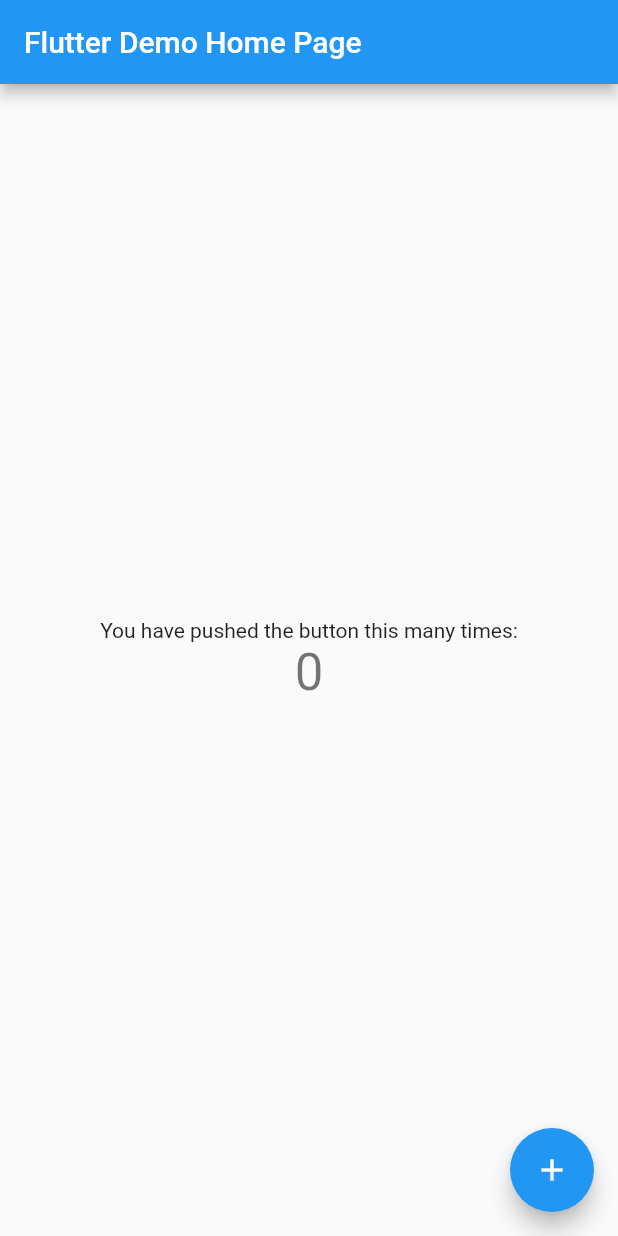
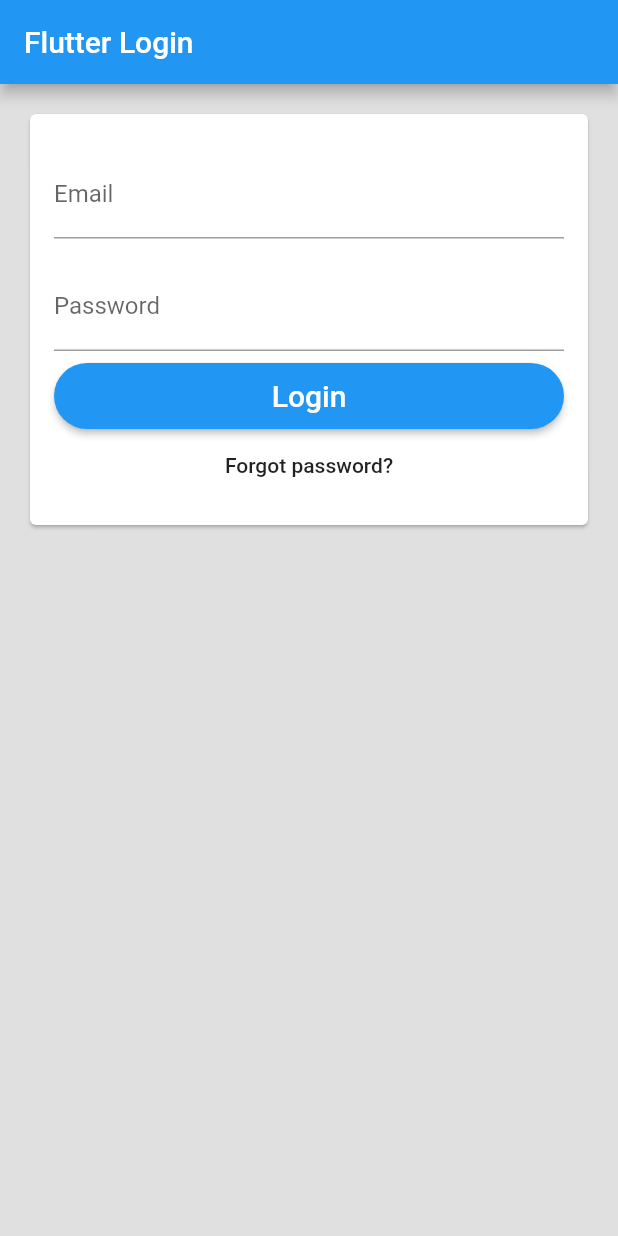
Before and after one commit to ViernesInformaticaTeam/MiniGroups, a Flutter app: the screen it shows after launch, on a phone screen of 412 x 824 dp. Run offline on Flutter 3.47's test engine with Material 2 defaults, Android fonts, the phone set to English and light mode, and no system bars; our stand-ins replace firebase_auth; accounts and stored records are empty.

Commit message:
Añadimos la funcion de login

```diff
--- /dev/null
+++ b/mini_teams/lib/login/auth.dart
@@ -0,0 +1,36 @@
+import 'dart:async';
+import 'package:firebase_auth/firebase_auth.dart';
+
+abstract class BaseAuth {
+
+  Future<String> currentUser();
+  Future<String> signIn(String email, String password);
+  Future<String> createUser(String email, String password);
+  Future<void> signOut();
+}
+
+class Auth implements BaseAuth {
+  final FirebaseAuth _firebaseAuth = FirebaseAuth.instance;
+
+  Future<String> signIn(String email, String password) async {
+    AuthResult result = await _firebaseAuth.signInWithEmailAndPassword(email: email, password: password);
+    FirebaseUser user = result.user;
+    return user.uid;
+  }
+
+  Future<String> createUser(String email, String password) async {
+    AuthResult result = await _firebaseAuth.createUserWithEmailAndPassword(email: email, password: password);
+    FirebaseUser user = result.user;
+    return user.uid;
+  }
+
+  Future<String> currentUser() async {
+    FirebaseUser user = await _firebaseAuth.currentUser();
+    return user != null ? user.uid : null;
+  }
+
+  Future<void> signOut() async {
+    return _firebaseAuth.signOut();
+  }
+
+}
--- /dev/null
+++ b/mini_teams/lib/login/login_page.dart
@@ -0,0 +1,140 @@
+import 'package:flutter/material.dart';
+import 'auth.dart';
+import 'primary_button.dart';
+
+class LoginPage extends StatefulWidget {
+  LoginPage({Key key, this.title, this.auth, this.onSignIn}) : super(key: key);
+
+  final String title;
+  final BaseAuth auth;
+  final VoidCallback onSignIn;
+
+  @override
+  _LoginPageState createState() => new _LoginPageState();
+}
+
+enum FormType { login, register }
+
+class _LoginPageState extends State<LoginPage> {
+  static final formKey = new GlobalKey<FormState>();
+
+  String _email;
+  String _password;
+  FormType _formType = FormType.login;
+  String _authHint = '';
+
+  bool validateAndSave() {
+    final form = formKey.currentState;
+    if (form.validate()) {
+      form.save();
+      return true;
+    }
+    return false;
+  }
+
+  void validateAndSubmit() async {
+    if (validateAndSave()) {
+      try {
+        String userId = _formType == FormType.login
+            ? await widget.auth.signIn(_email, _password)
+            : await widget.auth.createUser(_email, _password);
+        setState(() {
+          _authHint = 'Signed In\n\nUser id: $userId';
+        });
+        widget.onSignIn();
+      } catch (e) {
+        setState(() {
+          _authHint = 'Sign In Error\n\n${e.toString()}';
+        });
+        print(e);
+      }
+    } else {
+      setState(() {
+        _authHint = '';
+      });
+    }
+  }
+
+  List<Widget> usernameAndPassword() {
+    return [
+      padded(
+          child: new TextFormField(
+        key: new Key('email'),
+        decoration: new InputDecoration(labelText: 'Email'),
+        autocorrect: false,
+        validator: (val) => val.isEmpty ? 'Email can\'t be empty.' : null,
+        onSaved: (val) => _email = val,
+      )),
+      padded(
+          child: new TextFormField(
+        key: new Key('password'),
+        decoration: new InputDecoration(labelText: 'Password'),
+        obscureText: true,
+        autocorrect: false,
+        validator: (val) => val.isEmpty ? 'Password can\'t be empty.' : null,
+        onSaved: (val) => _password = val,
+      )),
+    ];
+  }
+
+  List<Widget> forgotPassword() {
+    return [
+      new PrimaryButton(
+          key: new Key('login'),
+          text: 'Login',
+          height: 44.0,
+          onPressed: validateAndSubmit),
+      new FlatButton(
+          key: new Key('need-account'),
+          child: new Text("Forgot password?"),
+          onPressed: (){}),
+    ];
+  }
+
+  Widget hintText() {
+    return new Container(
+        //height: 80.0,
+        padding: const EdgeInsets.all(32.0),
+        child: new Text(_authHint,
+            key: new Key('hint'),
+            style: new TextStyle(fontSize: 18.0, color: Colors.grey),
+            textAlign: TextAlign.center));
+  }
+
+  @override
+  Widget build(BuildContext context) {
+    return new Scaffold(
+        appBar: new AppBar(
+          title: new Text(widget.title),
+        ),
+        backgroundColor: Colors.grey[300],
+        body: new SingleChildScrollView(
+            child: new Container(
+                padding: const EdgeInsets.all(16.0),
+                child: new Column(children: [
+                  new Card(
+                      child: new Column(
+                          mainAxisSize: MainAxisSize.min,
+                          children: <Widget>[
+                        new Container(
+                            padding: const EdgeInsets.all(16.0),
+                            child: new Form(
+                                key: formKey,
+                                child: new Column(
+                                  crossAxisAlignment:
+                                      CrossAxisAlignment.stretch,
+                                  children:
+                                      usernameAndPassword() + forgotPassword(),
+                                ))),
+                      ])),
+                  hintText()
+                ]))));
+  }
+
+  Widget padded({Widget child}) {
+    return new Padding(
+      padding: EdgeInsets.symmetric(vertical: 8.0),
+      child: child,
+    );
+  }
+}
--- /dev/null
+++ b/mini_teams/lib/login/primary_button.dart
@@ -0,0 +1,24 @@
+import 'package:flutter/material.dart';
+
+
+class PrimaryButton extends StatelessWidget {
+  PrimaryButton({this.key, this.text, this.height, this.onPressed}) : super(key: key);
+  Key key;
+  String text;
+  double height;
+  VoidCallback onPressed;
+
+  @override
+  Widget build(BuildContext context) {
+    return new ConstrainedBox(
+      constraints: BoxConstraints.expand(height: height),
+      child: new RaisedButton(
+          child: new Text(text, style: new TextStyle(color: Colors.white, fontSize: 20.0)),
+          shape: new RoundedRectangleBorder(
+              borderRadius: BorderRadius.all(Radius.circular(height / 2))),
+          color: Colors.blue,
+          textColor: Colors.black87,
+          onPressed: onPressed),
+    );
+  }
+}
--- /dev/null
+++ b/mini_teams/lib/login/root_page.dart
@@ -0,0 +1,55 @@
+import 'package:flutter/material.dart';
+import 'auth.dart';
+import 'package:mini_teams/main_page.dart';
+import 'login_page.dart';
+
+
+class RootPage extends StatefulWidget {
+  RootPage({Key key, this.auth}) : super(key: key);
+  final BaseAuth auth;
+
+  @override
+  State<StatefulWidget> createState() => new _RootPageState();
+}
+
+enum AuthStatus {
+  notSignedIn,
+  signedIn,
+}
+
+class _RootPageState extends State<RootPage> {
+
+  AuthStatus authStatus = AuthStatus.notSignedIn;
+
+  initState() {
+    super.initState();
+    widget.auth.currentUser().then((userId) {
+      setState(() {
+        authStatus = userId != null ? AuthStatus.signedIn : AuthStatus.notSignedIn;
+      });
+    });
+  }
+
+  void _updateAuthStatus(AuthStatus status) {
+    setState(() {
+      authStatus = status;
+    });
+  }
+
+  @override
+  Widget build(BuildContext context) {
+    switch (authStatus) {
+      case AuthStatus.notSignedIn:
+        return LoginPage(
+          title: 'Flutter Login',
+          auth: widget.auth,
+          onSignIn: () => _updateAuthStatus(AuthStatus.signedIn),
+        );
+      case AuthStatus.signedIn:
+        return new MainPage(
+          auth: widget.auth,
+          onSignOut: () => _updateAuthStatus(AuthStatus.notSignedIn)
+        );
+    }
+  }
+}
--- a/mini_teams/lib/main.dart
+++ b/mini_teams/lib/main.dart
@@ -1,111 +1,20 @@
 import 'package:flutter/material.dart';
+import 'package:mini_teams/login/auth.dart';
+import 'package:mini_teams/login/root_page.dart';
 
-void main() => runApp(MyApp());
+void main() => runApp(new MyApp());
 
 class MyApp extends StatelessWidget {
   // This widget is the root of your application.
   @override
   Widget build(BuildContext context) {
-    return MaterialApp(
-      title: 'Flutter Demo',
-      theme: ThemeData(
-        // This is the theme of your application.
-        //
-        // Try running your application with "flutter run". You'll see the
-        // application has a blue toolbar. Then, without quitting the app, try
-        // changing the primarySwatch below to Colors.green and then invoke
-        // "hot reload" (press "r" in the console where you ran "flutter run",
-        // or simply save your changes to "hot reload" in a Flutter IDE).
-        // Notice that the counter didn't reset back to zero; the application
-        // is not restarted.
+    return new MaterialApp(
+      debugShowCheckedModeBanner: false,
+      title: 'Flutter Login',
+      theme: new ThemeData(
         primarySwatch: Colors.blue,
       ),
-      home: MyHomePage(title: 'Flutter Demo Home Page'),
+      home: new RootPage(auth: new Auth()),
     );
   }
 }
-
-class MyHomePage extends StatefulWidget {
-  MyHomePage({Key key, this.title}) : super(key: key);
-
-  // This widget is the home page of your application. It is stateful, meaning
-  // that it has a State object (defined below) that contains fields that affect
-  // how it looks.
-
-  // This class is the configuration for the state. It holds the values (in this
-  // case the title) provided by the parent (in this case the App widget) and
-  // used by the build method of the State. Fields in a Widget subclass are
-  // always marked "final".
-
-  final String title;
-
-  @override
-  _MyHomePageState createState() => _MyHomePageState();
-}
-
-class _MyHomePageState extends State<MyHomePage> {
-  int _counter = 0;
-
-  void _incrementCounter() {
-    setState(() {
-      // This call to setState tells the Flutter framework that something has
-      // changed in this State, which causes it to rerun the build method below
-      // so that the display can reflect the updated values. If we changed
-      // _counter without calling setState(), then the build method would not be
-      // called again, and so nothing would appear to happen.
-      _counter++;
-    });
-  }
-
-  @override
-  Widget build(BuildContext context) {
-    // This method is rerun every time setState is called, for instance as done
-    // by the _incrementCounter method above.
-    //
-    // The Flutter framework has been optimized to make rerunning build methods
-    // fast, so that you can just rebuild anything that needs updating rather
-    // than having to individually change instances of widgets.
-    return Scaffold(
-      appBar: AppBar(
-        // Here we take the value from the MyHomePage object that was created by
-        // the App.build method, and use it to set our appbar title.
-        title: Text(widget.title),
-      ),
-      body: Center(
-        // Center is a layout widget. It takes a single child and positions it
-        // in the middle of the parent.
-        child: Column(
-          // Column is also a layout widget. It takes a list of children and
-          // arranges them vertically. By default, it sizes itself to fit its
-          // children horizontally, and tries to be as tall as its parent.
-          //
-          // Invoke "debug painting" (press "p" in the console, choose the
-          // "Toggle Debug Paint" action from the Flutter Inspector in Android
-          // Studio, or the "Toggle Debug Paint" command in Visual Studio Code)
-          // to see the wireframe for each widget.
-          //
-          // Column has various properties to control how it sizes itself and
-          // how it positions its children. Here we use mainAxisAlignment to
-          // center the children vertically; the main axis here is the vertical
-          // axis because Columns are vertical (the cross axis would be
-          // horizontal).
-          mainAxisAlignment: MainAxisAlignment.center,
-          children: <Widget>[
-            Text(
-              'You have pushed the button this many times:',
-            ),
-            Text(
-              '$_counter',
-              style: Theme.of(context).textTheme.display1,
-            ),
-          ],
-        ),
-      ),
-      floatingActionButton: FloatingActionButton(
-        onPressed: _incrementCounter,
-        tooltip: 'Increment',
-        child: Icon(Icons.add),
-      ), // This trailing comma makes auto-formatting nicer for build methods.
-    );
-  }
-}
--- /dev/null
+++ b/mini_teams/lib/main_page.dart
@@ -0,0 +1,39 @@
+import 'package:flutter/material.dart';
+import 'package:mini_teams/login/auth.dart';
+
+class MainPage extends StatelessWidget {
+  MainPage({this.auth, this.onSignOut});
+  final BaseAuth auth;
+  final VoidCallback onSignOut;
+
+  @override
+  Widget build(BuildContext context) {
+
+    void _signOut() async {
+      try {
+        await auth.signOut();
+        onSignOut();
+      } catch (e) {
+        print(e);
+      }
+
+    }
+
+    return new Scaffold(
+      appBar: new AppBar(
+        actions: <Widget>[
+          new FlatButton(
+              onPressed: _signOut,
+              child: new Text('Logout', style: new TextStyle(fontSize: 17.0, color: Colors.white))
+          )
+        ],
+      ),
+      body: new Center(
+        child: new Text(
+          'Welcome',
+          style: new TextStyle(fontSize: 32.0),
+        ),
+      )
+    );
+  }
+}
--- a/mini_teams/pubspec.yaml
+++ b/mini_teams/pubspec.yaml
@@ -17,6 +17,7 @@ environment:
   sdk: ">=2.1.0 <3.0.0"
 
 dependencies:
+  firebase_auth:
   flutter:
     sdk: flutter
 
```
Also changed, not shown: mini_teams/pubspec.lock, 3 other files.
